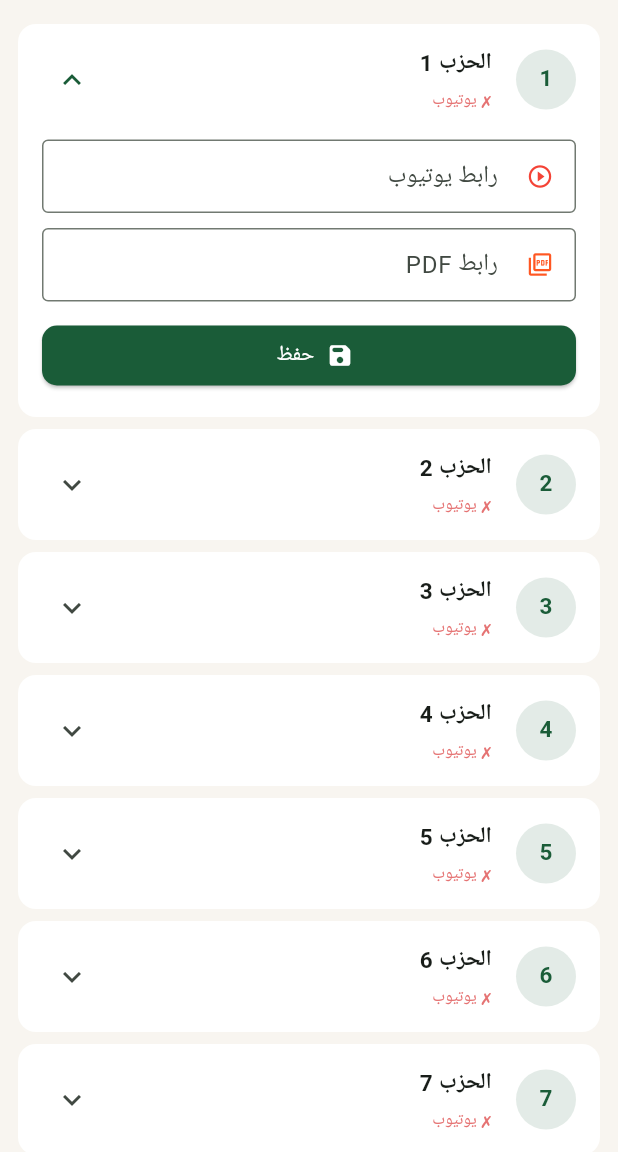
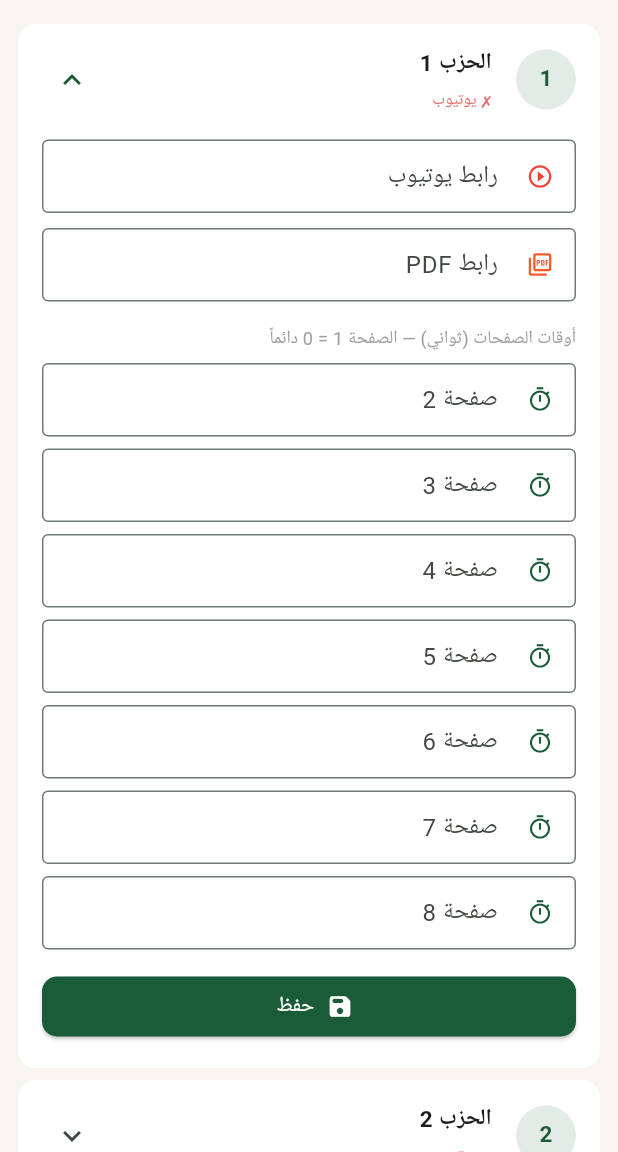
Before and after one commit to hafedmih/khatma_idariya, a Flutter app: the AdminScreen screen opened directly, after a tap on an icon or button, on a phone screen of 412 x 824 dp, the part 84-1236 px from its top. Run offline on Flutter 3.47's test engine with Material 3 defaults, Android fonts, the phone set to English and light mode, and no system bars; our stand-ins replace supabase_flutter, webview_flutter; missing offline and left inert: webview_flutter_android; accounts and stored records are empty; Roboto replaces fonts that are missing (Cairo).

Commit message:
feat: page-to-audio sync with hizb_page_times in Supabase
- New hizb_page_times table: array of 7 timestamps (pages 2-8)
- Admin screen: 7 input fields per hizb for page timestamps
- PDF viewer: page counter buttons sync audio to stored timestamp
- LinksService: loads and merges page_times with hizb_links

Co-Authored-By: Claude Sonnet 4.6 <noreply@anthropic.com>

```diff
--- a/lib/screens/admin_screen.dart
+++ b/lib/screens/admin_screen.dart
@@ -207,18 +207,27 @@ class _HizbEditTileState extends State<_HizbEditTile> {
   bool _saving   = false;
   late final TextEditingController _ytCtrl;
   late final TextEditingController _pdfCtrl;
+  // 7 حقول لأوقات الصفحات 2→8 (بالثواني)
+  late final List<TextEditingController> _pageCtrl;
 
   @override
   void initState() {
     super.initState();
     _ytCtrl  = TextEditingController(text: widget.links.youtube);
     _pdfCtrl = TextEditingController(text: widget.links.pdf);
+    _pageCtrl = List.generate(7, (i) {
+      final v = i < widget.links.pageTimes.length
+          ? widget.links.pageTimes[i].toString()
+          : '';
+      return TextEditingController(text: v);
+    });
   }
 
   @override
   void dispose() {
     _ytCtrl.dispose();
     _pdfCtrl.dispose();
+    for (final c in _pageCtrl) c.dispose();
     super.dispose();
   }
 
@@ -230,6 +239,13 @@ class _HizbEditTileState extends State<_HizbEditTile> {
         youtube: _ytCtrl.text.trim(),
         pdf:     _pdfCtrl.text.trim(),
       );
+      // حفظ أوقات الصفحات إذا أُدخلت
+      final times = _pageCtrl
+          .map((c) => int.tryParse(c.text.trim()) ?? 0)
+          .toList();
+      if (times.any((t) => t > 0)) {
+        await LinksService.updatePageTimes(widget.links.hizb, times);
+      }
       widget.onSaved();
       setState(() => _expanded = false);
     } catch (e) {
@@ -300,7 +316,30 @@ class _HizbEditTileState extends State<_HizbEditTile> {
                     ),
                     style: const TextStyle(fontSize: 13),
                   ),
-                  const SizedBox(height: 12),
+                  const SizedBox(height: 14),
+                  // ── أوقات الصفحات ──
+                  const Align(
+                    alignment: Alignment.centerRight,
+                    child: Text('أوقات الصفحات (ثواني) — الصفحة 1 = 0 دائماً',
+                        style: TextStyle(fontSize: 12, color: Colors.grey)),
+                  ),
+                  const SizedBox(height: 6),
+                  ...List.generate(7, (i) => Padding(
+                    padding: const EdgeInsets.only(bottom: 8),
+                    child: TextField(
+                      controller: _pageCtrl[i],
+                      keyboardType: TextInputType.number,
+                      decoration: InputDecoration(
+                        labelText: 'صفحة ${i + 2}',
+                        prefixIcon: const Icon(Icons.timer_outlined,
+                            color: AppTheme.primary, size: 18),
+                        border: const OutlineInputBorder(),
+                        isDense: true,
+                      ),
+                      style: const TextStyle(fontSize: 13),
+                    ),
+                  )),
+                  const SizedBox(height: 6),
                   SizedBox(
                     width: double.infinity,
                     child: ElevatedButton.icon(
--- a/lib/screens/hizb_detail_screen.dart
+++ b/lib/screens/hizb_detail_screen.dart
@@ -298,6 +298,7 @@ class _ActionRow extends StatelessWidget {
           url:        _pdfUrl,
           title:      'الحزب ${hizb.number}',
           youtubeUrl: _ytUrl,
+          hizbLinks:  links,
         ),
       ),
     );
--- a/lib/services/links_service.dart
+++ b/lib/services/links_service.dart
@@ -3,34 +3,49 @@ import 'package:flutter/services.dart';
 import 'package:supabase_flutter/supabase_flutter.dart';
 
 // ═══════════════════════════════════════════════════════════
-//  LinksService — يجلب روابط يوتيوب/PDF من Supabase
-//  مع رجوع تلقائي للملف المحلي عند انعدام الاتصال
+//  LinksService — يجلب روابط يوتيوب/PDF وأوقات الصفحات من Supabase
 // ═══════════════════════════════════════════════════════════
 
 class HizbLinks {
-  final int    hizb;
-  final String youtube;
-  final String pdf;
+  final int         hizb;
+  final String      youtube;
+  final String      pdf;
+  // أوقات الصفحات 2→8 بالثواني (الصفحة 1 دائماً = 0)
+  final List<int>   pageTimes;
 
   const HizbLinks({
     required this.hizb,
     required this.youtube,
     required this.pdf,
+    this.pageTimes = const [],
   });
 
   factory HizbLinks.fromJson(Map<String, dynamic> j) => HizbLinks(
-    hizb:    (j['hizb']    as int?)    ?? 0,
-    youtube: (j['youtube'] as String?) ?? '',
-    pdf:     (j['pdf']     as String?) ?? '',
+    hizb:      (j['hizb']    as int?)    ?? 0,
+    youtube:   (j['youtube'] as String?) ?? '',
+    pdf:       (j['pdf']     as String?) ?? '',
+    pageTimes: (j['page_times'] as List<dynamic>?)
+                   ?.map((e) => (e as num).toInt()).toList() ?? [],
   );
 
-  HizbLinks copyWith({String? youtube, String? pdf}) => HizbLinks(
-    hizb:    hizb,
-    youtube: youtube ?? this.youtube,
-    pdf:     pdf     ?? this.pdf,
-  );
+  HizbLinks copyWith({String? youtube, String? pdf, List<int>? pageTimes}) =>
+      HizbLinks(
+        hizb:      hizb,
+        youtube:   youtube   ?? this.youtube,
+        pdf:       pdf       ?? this.pdf,
+        pageTimes: pageTimes ?? this.pageTimes,
+      );
 
-  Map<String, dynamic> toJson() => {'hizb': hizb, 'youtube': youtube, 'pdf': pdf};
+  /// وقت البداية (بالثواني) للصفحة المطلوبة
+  int secondsForPage(int page) {
+    if (page <= 1) return 0;
+    final idx = page - 2;
+    return (idx < pageTimes.length) ? pageTimes[idx] : 0;
+  }
+
+  Map<String, dynamic> toJson() => {
+    'hizb': hizb, 'youtube': youtube, 'pdf': pdf, 'page_times': pageTimes
+  };
 }
 
 // ─────────────────────────────────────────────────────────
@@ -40,22 +55,43 @@ class LinksService {
   static SupabaseClient get _db => Supabase.instance.client;
 
   // ─────────────────────────────────────────────────────
-  /// يُرجع خريطة رقم الحزب → روابطه
+  /// يُرجع خريطة رقم الحزب → روابطه (مع أوقات الصفحات)
   static Future<Map<int, HizbLinks>> load() async {
     if (_cache != null) return _cache!;
 
     try {
+      // جلب الروابط
       final rows = await _db
           .from('hizb_links')
           .select('hizb, youtube, pdf')
           .order('hizb') as List<dynamic>;
 
-      _cache = {
+      final map = <int, HizbLinks>{
         for (final j in rows)
           (j['hizb'] as int): HizbLinks.fromJson(j as Map<String, dynamic>)
       };
+
+      // جلب أوقات الصفحات ودمجها
+      try {
+        final times = await _db
+            .from('hizb_page_times')
+            .select('hizb, page_times')
+            as List<dynamic>;
+
+        for (final t in times) {
+          final h = t['hizb'] as int;
+          if (map.containsKey(h)) {
+            final pts = (t['page_times'] as List<dynamic>)
+                .map((e) => (e as num).toInt()).toList();
+            map[h] = map[h]!.copyWith(pageTimes: pts);
+          }
+        }
+      } catch (_) {
+        // جدول page_times غير موجود بعد — لا بأس
+      }
+
+      _cache = map;
     } catch (_) {
-      // رجوع للملف المحلي عند انعدام الاتصال
       final str = await rootBundle.loadString('assets/links.json');
       final raw = jsonDecode(str) as List<dynamic>;
       _cache = {
@@ -67,7 +103,6 @@ class LinksService {
     return _cache!;
   }
 
-  /// مسح الكاش وإعادة التحميل من Supabase
   static Future<void> refresh() async {
     _cache = null;
     await load();
@@ -76,29 +111,32 @@ class LinksService {
   static void invalidateCache() => _cache = null;
 
   // ─────────────────────────────────────────────────────
-  /// تحديث رابط حزب واحد في Supabase (للإدارة فقط)
   static Future<void> updateLinks(int hizbNumber, {String? youtube, String? pdf}) async {
     final updates = <String, String>{};
     if (youtube != null) updates['youtube'] = youtube;
     if (pdf     != null) updates['pdf']     = pdf;
     if (updates.isEmpty) return;
 
-    await _db
-        .from('hizb_links')
-        .update(updates)
-        .eq('hizb', hizbNumber);
+    await _db.from('hizb_links').update(updates).eq('hizb', hizbNumber);
 
-    // تحديث الكاش مباشرة
     if (_cache != null && _cache!.containsKey(hizbNumber)) {
-      _cache![hizbNumber] = _cache![hizbNumber]!.copyWith(
-        youtube: youtube,
-        pdf:     pdf,
-      );
+      _cache![hizbNumber] = _cache![hizbNumber]!.copyWith(youtube: youtube, pdf: pdf);
     }
   }
 
   // ─────────────────────────────────────────────────────
-  /// إيجاد روابط حزب محدد
+  /// تحديث أوقات الصفحات لحزب واحد
+  static Future<void> updatePageTimes(int hizbNumber, List<int> pageTimes) async {
+    await _db.from('hizb_page_times').upsert({
+      'hizb': hizbNumber,
+      'page_times': pageTimes,
+    });
+
+    if (_cache != null && _cache!.containsKey(hizbNumber)) {
+      _cache![hizbNumber] = _cache![hizbNumber]!.copyWith(pageTimes: pageTimes);
+    }
+  }
+
   static HizbLinks? find(Map<int, HizbLinks> links, int hizbNumber) =>
       links[hizbNumber];
 }
```
Also changed, not shown: lib/screens/pdf_viewer_screen.dart (+74 -28 lines), 1 other file.
